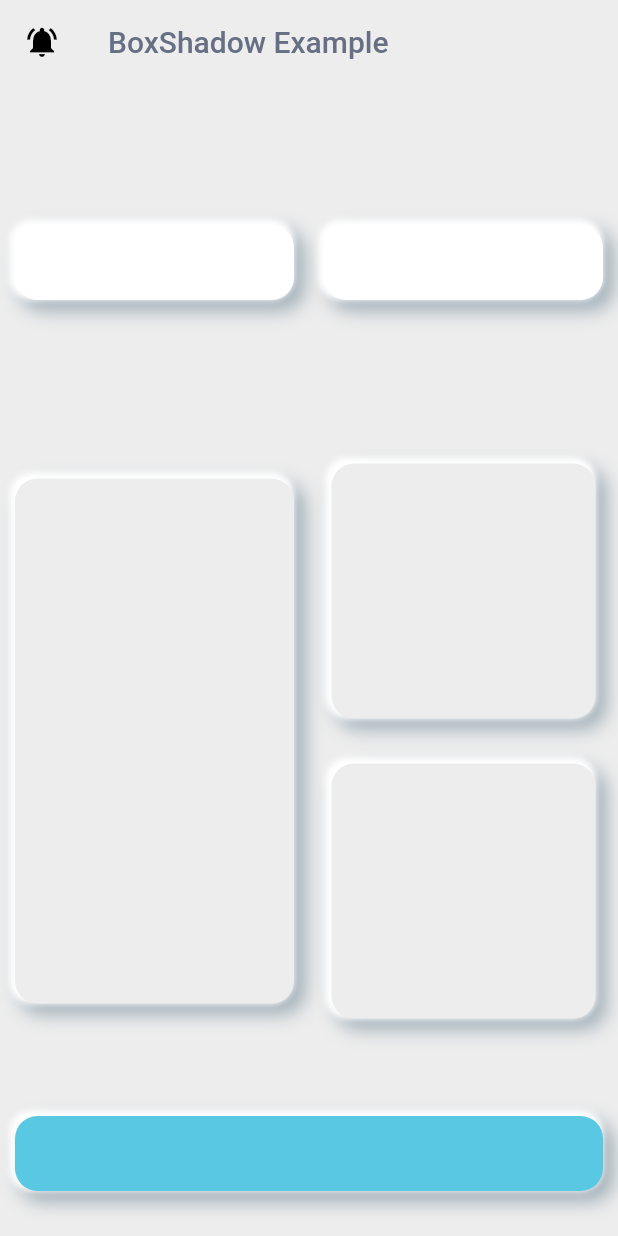
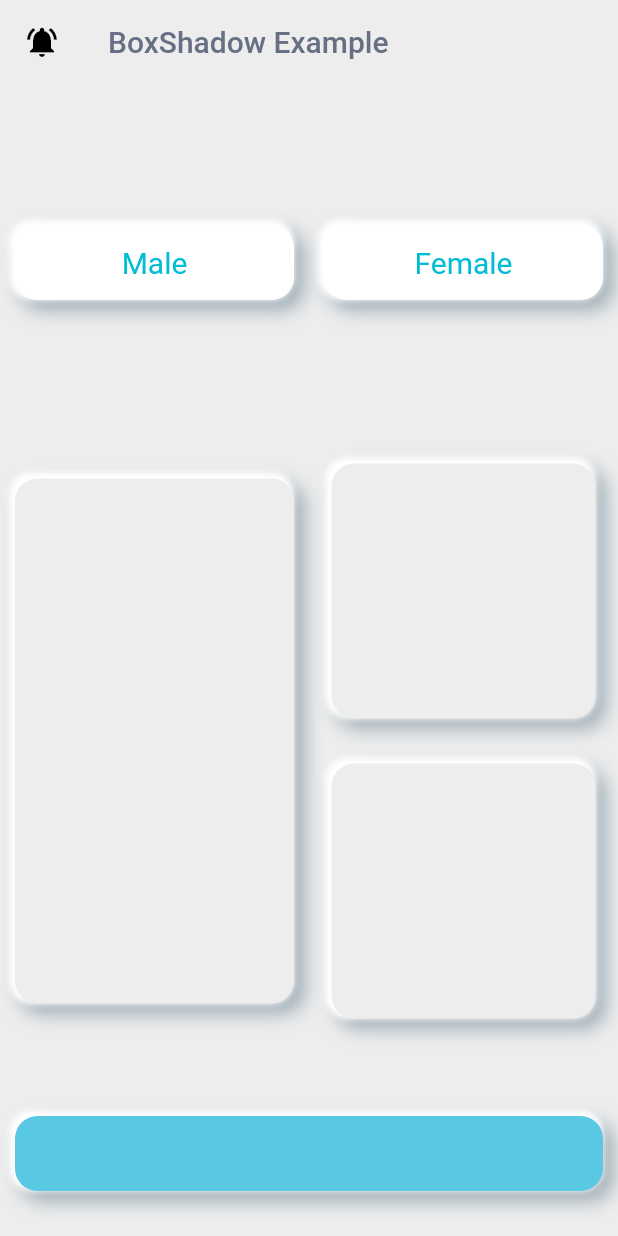
Before and after one commit to Anna-Myzukina/BMI, a Flutter app: the screen it shows after launch, on a phone screen of 412 x 824 dp. Run offline on Flutter 3.47's test engine with Material 2 defaults, Android fonts, the phone set to English and light mode, and no system bars.

Commit message:
Add !active

```diff
--- a/lib/ui/widget/top_containers.dart
+++ b/lib/ui/widget/top_containers.dart
@@ -3,7 +3,6 @@ import 'package:flutter/material.dart';
 class TopContainer extends StatefulWidget {
   final String gender;
   final Color color;
-
   final bool colr;
   const TopContainer({
     Key? key,
@@ -17,17 +16,15 @@ class TopContainer extends StatefulWidget {
 }
 
 class _TopContainerState extends State<TopContainer> {
+  bool active = false;
   @override
   Widget build(BuildContext context) {
-    bool active = false;
-
     return Container(
         child: Expanded(
       child: GestureDetector(
         onTap: () {
           setState(() {
-            print("Container tapped");
-            active = true;
+            active = !active;
           });
         },
         child: Container(
@@ -35,7 +32,7 @@ class _TopContainerState extends State<TopContainer> {
             child: Text(
               widget.gender,
               style: TextStyle(
-                color: active ? Colors.cyan : Colors.white,
+                color: active ? Colors.white : Colors.cyan,
                 fontSize: 20.0,
               ),
             ),
```
